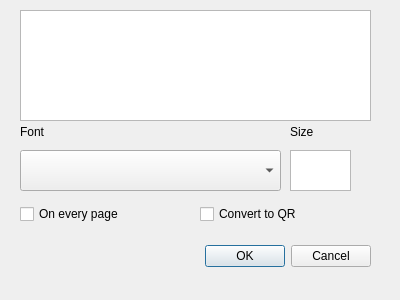
This is UI/addText.ui in Papafelice/Cannibal as Qt 5 draws it before an edit. The edited form follows.
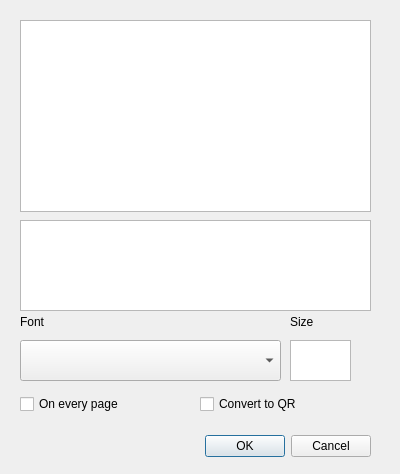
This is the edited form. Custom widgets are drawn as their Qt base class.

What changed in the file:
```diff
--- a/UI/addText.ui
+++ b/UI/addText.ui
@@ -7,7 +7,7 @@
     <x>0</x>
     <y>0</y>
     <width>400</width>
-    <height>300</height>
+    <height>474</height>
    </rect>
   </property>
   <property name="windowTitle">
@@ -20,7 +20,7 @@
    <property name="geometry">
     <rect>
      <x>30</x>
-     <y>240</y>
+     <y>430</y>
      <width>341</width>
      <height>32</height>
     </rect>
@@ -36,9 +36,9 @@
    <property name="geometry">
     <rect>
      <x>20</x>
-     <y>10</y>
+     <y>220</y>
      <width>351</width>
-     <height>111</height>
+     <height>91</height>
     </rect>
    </property>
   </widget>
@@ -46,7 +46,7 @@
    <property name="geometry">
     <rect>
      <x>20</x>
-     <y>200</y>
+     <y>390</y>
      <width>151</width>
      <height>28</height>
     </rect>
@@ -59,7 +59,7 @@
    <property name="geometry">
     <rect>
      <x>200</x>
-     <y>200</y>
+     <y>390</y>
      <width>171</width>
      <height>28</height>
     </rect>
@@ -72,7 +72,7 @@
    <property name="geometry">
     <rect>
      <x>20</x>
-     <y>120</y>
+     <y>310</y>
      <width>91</width>
      <height>24</height>
     </rect>
@@ -85,7 +85,7 @@
    <property name="geometry">
     <rect>
      <x>290</x>
-     <y>120</y>
+     <y>310</y>
      <width>61</width>
      <height>24</height>
     </rect>
@@ -98,7 +98,7 @@
    <property name="geometry">
     <rect>
      <x>290</x>
-     <y>150</y>
+     <y>340</y>
      <width>61</width>
      <height>41</height>
     </rect>
@@ -108,13 +108,30 @@
    <property name="geometry">
     <rect>
      <x>20</x>
-     <y>150</y>
+     <y>340</y>
      <width>261</width>
      <height>41</height>
     </rect>
    </property>
   </widget>
+  <widget class="PdfViewer" name="pdfView">
+   <property name="geometry">
+    <rect>
+     <x>20</x>
+     <y>20</y>
+     <width>351</width>
+     <height>192</height>
+    </rect>
+   </property>
+  </widget>
  </widget>
+ <customwidgets>
+  <customwidget>
+   <class>PdfViewer</class>
+   <extends>QGraphicsView</extends>
+   <header>QtPdfViewer</header>
+  </customwidget>
+ </customwidgets>
  <resources/>
  <connections>
   <connection>
```
